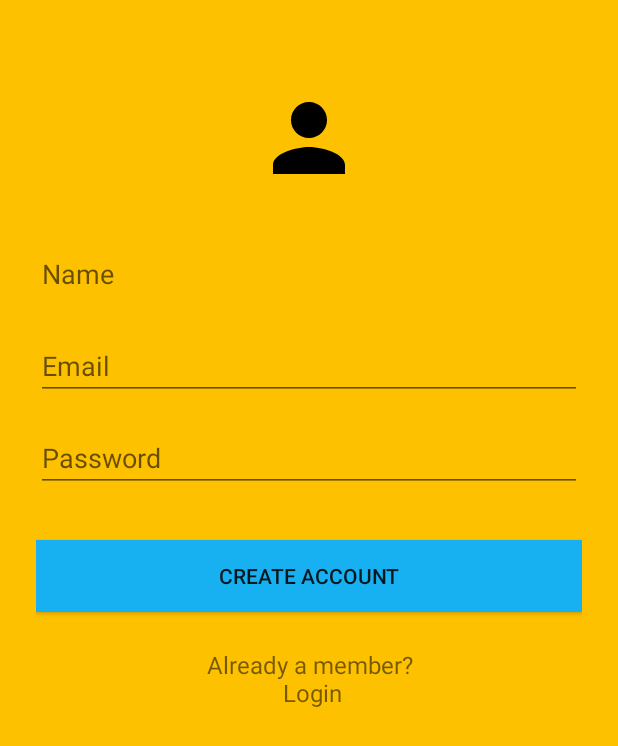
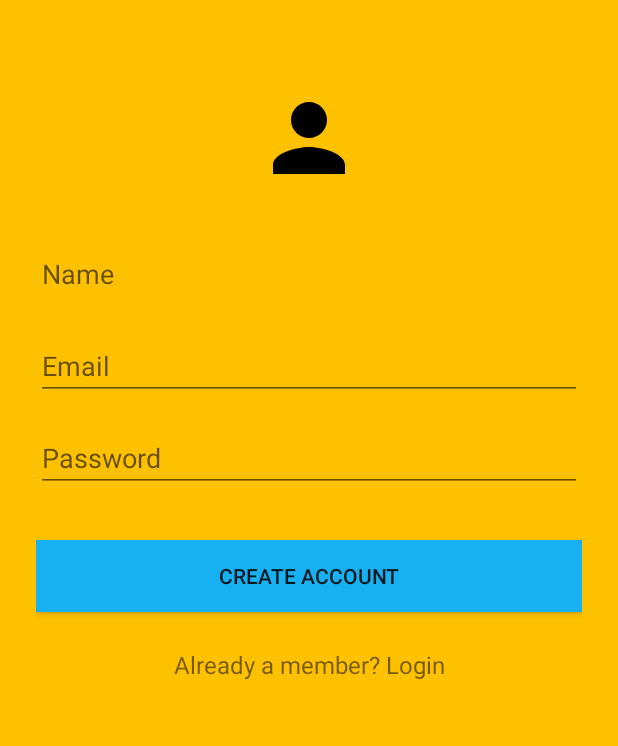
Before and after one commit to Qusid/Park, an Android app: the Register screen opened directly, with no data from a screen before it, on a phone screen of 412 x 824 dp. Shown: the top 746 px of the screen. Run offline under Robolectric (Android 15) with nearby library versions, the phone set to English and light mode, and no system bars; our stand-ins replace Firebase (no records; nobody signed in at launch, a user with empty details on screens opened directly).

Commit message:
Fixed warnings in the xml files

```diff
--- a/app/src/main/res/layout/activity_register.xml
+++ b/app/src/main/res/layout/activity_register.xml
@@ -20,7 +20,8 @@
             android:layout_marginBottom="24dp"
             android:scaleType="fitXY"
             android:src="@drawable/ic_person_black_24dp"
-            android:visibility="visible" />
+            android:visibility="visible"
+            android:contentDescription="@string/todo" />
 
         <!--  Name Label -->
         <EditText
@@ -29,8 +30,9 @@
             android:layout_marginTop="8dp"
             android:layout_marginBottom="8dp"
             android:id="@+id/input_name"
-            android:hint="Name"
-            android:inputType="textCapWords" />
+            android:hint="@string/name"
+            android:inputType="textCapWords"
+            android:importantForAutofill="no" />
 
         <!-- Email Label -->
 
@@ -41,8 +43,9 @@
             android:id="@+id/username"
             android:layout_width="match_parent"
             android:layout_height="wrap_content"
-            android:hint="Email"
-            android:inputType="textEmailAddress" />
+            android:hint="@string/email"
+            android:inputType="textEmailAddress"
+            android:autofillHints="" />
 
 
         <!-- Password Label -->
@@ -52,7 +55,7 @@
             android:id="@+id/password"
             android:layout_width="match_parent"
             android:layout_height="wrap_content"
-            android:hint="Password"
+            android:hint="@string/password"
             android:inputType="textPassword" />
 
         <!-- Signup Button -->
@@ -65,7 +68,7 @@
             android:background="#17B0F0"
             android:onClick="rigist"
             android:padding="12dp"
-            android:text="Create Account" />
+            android:text="@string/create_account" />
 
         <TextView
             android:id="@+id/link_login"
@@ -74,8 +77,8 @@
             android:layout_marginBottom="24dp"
             android:gravity="center"
             android:onClick="login"
-            android:text="Already a member?\n Login"
-            android:textSize="16dip" />
+            android:text="@string/already_a_member_n_login"
+            android:textSize="16sp" />
 
     </LinearLayout>
 </ScrollView>
--- a/app/src/main/res/values/strings.xml
+++ b/app/src/main/res/values/strings.xml
@@ -31,4 +31,13 @@
     <string name="settings">Settings</string>
     <string name="loc">Locate</string>
     <string name="locate">Locate</string>
+    <string name="name">Name</string>
+    <string name="email">Email</string>
+    <string name="password">Password</string>
+    <string name="create_account">Create Account</string>
+    <string name="already_a_member_n_login">Already a member?  Login</string>
+
+    <string name="login">Login</string>
+    <string name="no_account_yet_n_sign_up">No account yet?  Sign Up</string>
+    <string name="todo">TODO</string>
 </resources>
```
Also changed, not shown: app/src/main/res/layout/activity_login.xml (+11 -8 lines).
